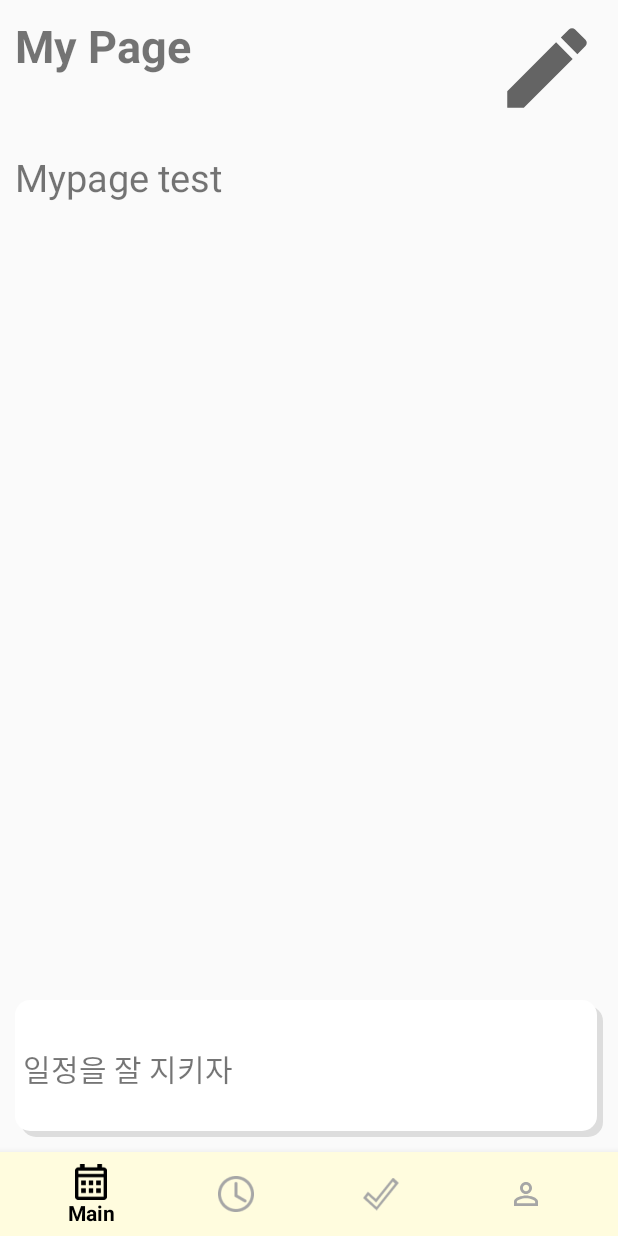
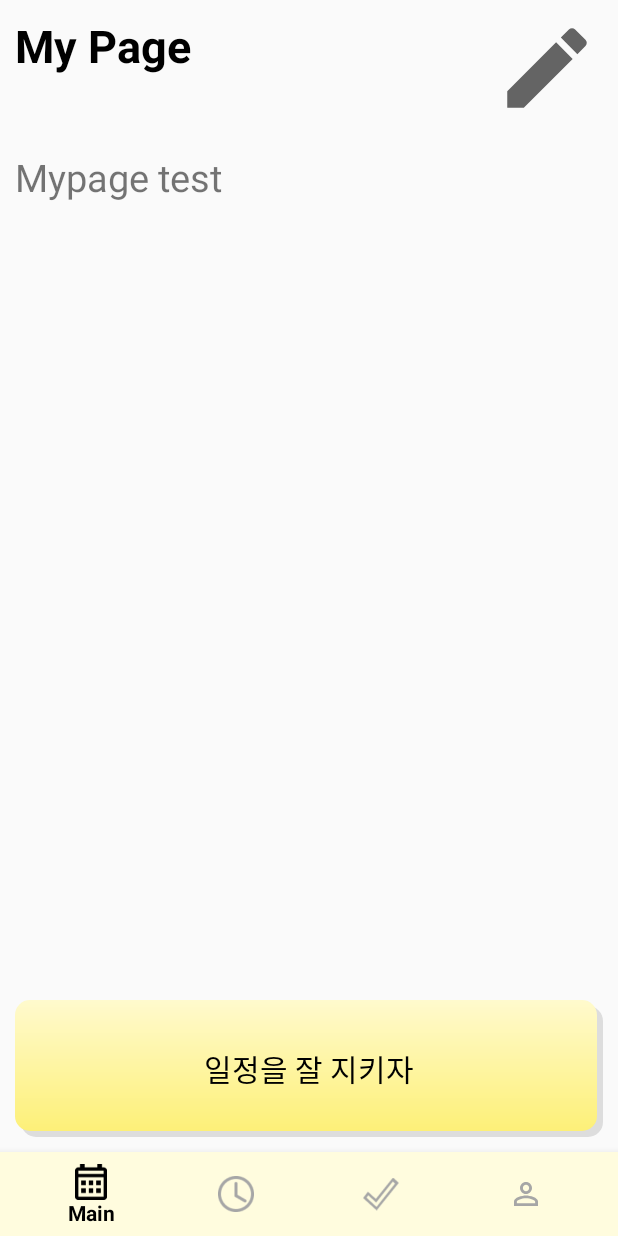
Before and after one commit to hj-jung/Exam1, an Android app: the fragment MypageFragment placed in its activity, on a phone screen of 412 x 824 dp. Run offline under Robolectric (Android 15) with nearby library versions, the phone set to English and light mode, and no system bars.

Commit message:
1차 수정

```diff
--- a/app/src/main/res/drawable/ic_baseline_add_24.xml
+++ b/app/src/main/res/drawable/ic_baseline_add_24.xml
@@ -5,6 +5,6 @@
     android:viewportHeight="24"
     android:tint="?attr/colorControlNormal">
   <path
-      android:fillColor="@android:color/white"
+      android:fillColor="@android:color/black"
       android:pathData="M19,13h-6v6h-2v-6H5v-2h6V5h2v6h6v2z"/>
 </vector>
--- /dev/null
+++ b/app/src/main/res/drawable/round_border_shadow_mypage.xml
@@ -0,0 +1,25 @@
+<?xml version="1.0" encoding="utf-8"?>
+<layer-list xmlns:android="http://schemas.android.com/apk/res/android">
+    <item
+        android:left="4dp"
+        android:top="4dp">
+        <shape android:shape="rectangle">
+            <solid android:color="#DDDDDD" />
+            <corners android:radius="10dip" />
+            <padding android:left="0dip" android:top="0dip" android:right="0dip" android:bottom="0dip" />
+        </shape>
+    </item>
+    <item
+        android:right="4dp"
+        android:bottom="4dp">
+        <shape android:shape="rectangle">
+            <gradient
+                android:startColor="#FDF078"
+                android:endColor="#FFFACD"
+                android:angle="90"
+                android:type="linear"/>
+            <corners android:radius="10dip" />
+            <padding android:left="0dip" android:top="0dip" android:right="0dip" android:bottom="0dip" />
+        </shape>
+    </item>
+</layer-list>
--- a/app/src/main/res/layout/activity_schedulecheck.xml
+++ b/app/src/main/res/layout/activity_schedulecheck.xml
@@ -64,7 +64,9 @@
                 android:layout_height="70dp"
                 android:layout_gravity="center_horizontal|bottom"
                 android:layout_marginBottom="5dp"
-                app:srcCompat="@drawable/icon_main" />
+                android:background="#00FFFFFF"
+                android:src="@drawable/icon_plus"
+                android:scaleType="fitCenter"/>
 
         </FrameLayout>
 
--- a/app/src/main/res/layout/fragment_mypage.xml
+++ b/app/src/main/res/layout/fragment_mypage.xml
@@ -19,6 +19,7 @@
             android:layout_weight="4"
             android:layout_margin="10dp"
             android:id="@+id/mypagetitle"
+            android:textColor="@color/black"
             android:text="My Page"
             android:textStyle="bold"
             android:textSize="30sp" />
@@ -56,14 +57,16 @@
         android:layout_weight="1"
         android:layout_gravity="center"
         android:layout_margin="10dp"
-        android:background="@drawable/round_border_shadow">
+        android:background="@drawable/round_border_shadow_mypage">
 
         <TextView
-            android:layout_width="wrap_content"
+            android:layout_width="match_parent"
             android:layout_height="wrap_content"
             android:layout_gravity="center"
             android:layout_margin="5dp"
             android:text="일정을 잘 지키자"
+            android:textAlignment="center"
+            android:textColor="@color/black"
             android:textSize="20sp" />
 
     </LinearLayout>
--- a/app/src/main/res/layout/fragment_routine.xml
+++ b/app/src/main/res/layout/fragment_routine.xml
@@ -21,6 +21,7 @@
             android:id="@+id/routinetitle"
             android:text="For your \nsuccessful day"
             android:textStyle="bold"
+            android:textColor="@color/black"
             android:textSize="25sp"/>
 
         <ImageButton
@@ -63,6 +64,7 @@
             android:layout_height="0dp"
             android:layout_weight="1"
             android:layout_margin="5dp"
+            android:textColor="@color/black"
             android:text="@string/routine_achivement_rate"
             android:textSize="20sp"/>
 
```
